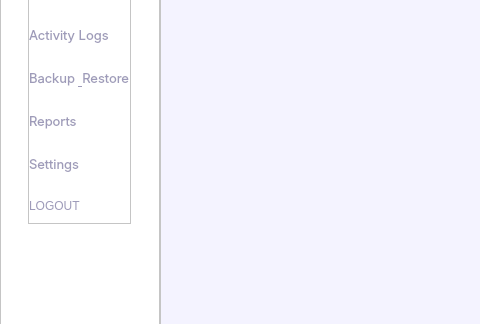
Kazu0210/Inventory-System, file app/src/ui/main_window.ui: the form before one commit; both pictures show x 0 to 480 and y 221 to 545 of the 1153 by 701 pixel window.
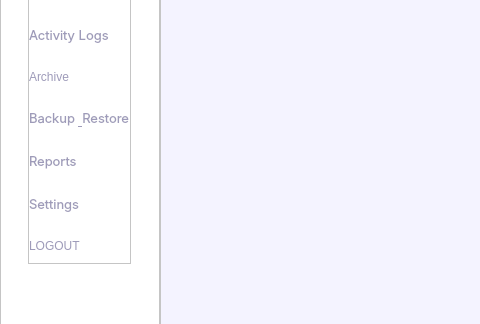
The form after the commit. Icons and pictures are not drawn.

Commit message: archive 1st commit

```diff
--- a/app/src/ui/main_window.ui
+++ b/app/src/ui/main_window.ui
@@ -304,6 +304,13 @@
             </property>
            </widget>
           </item>
+          <item>
+           <widget class="QPushButton" name="archive_pushButton">
+            <property name="text">
+             <string>Archive</string>
+            </property>
+           </widget>
+          </item>
           <item>
            <widget class="QPushButton" name="backup_btn">
             <property name="minimumSize">
```
The commit also changes 11 other files.
